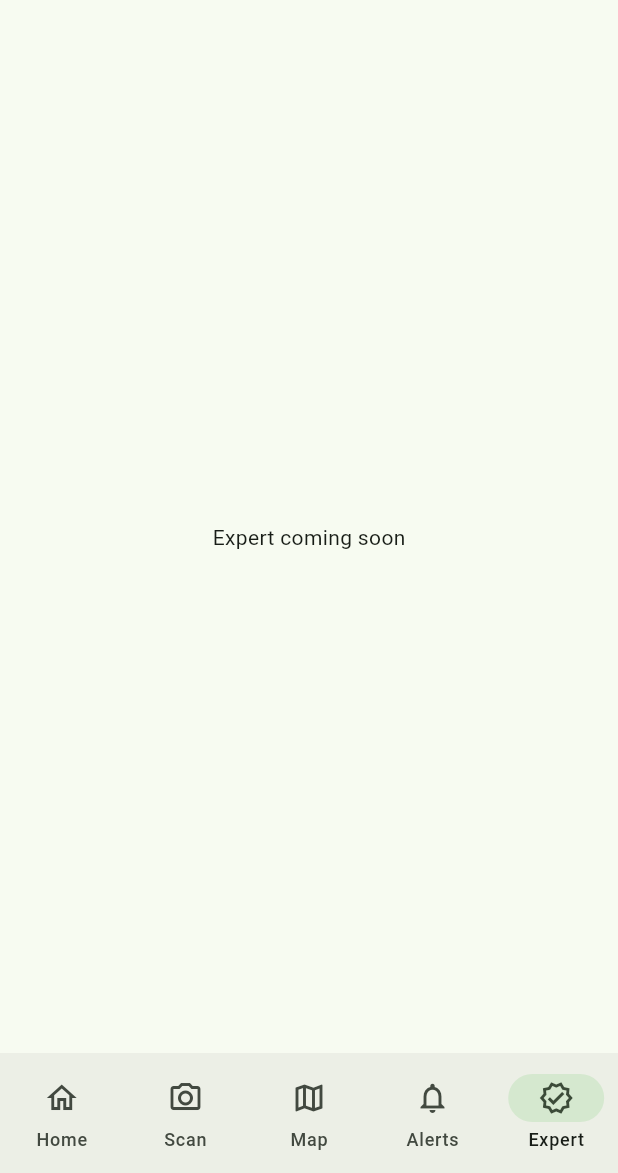
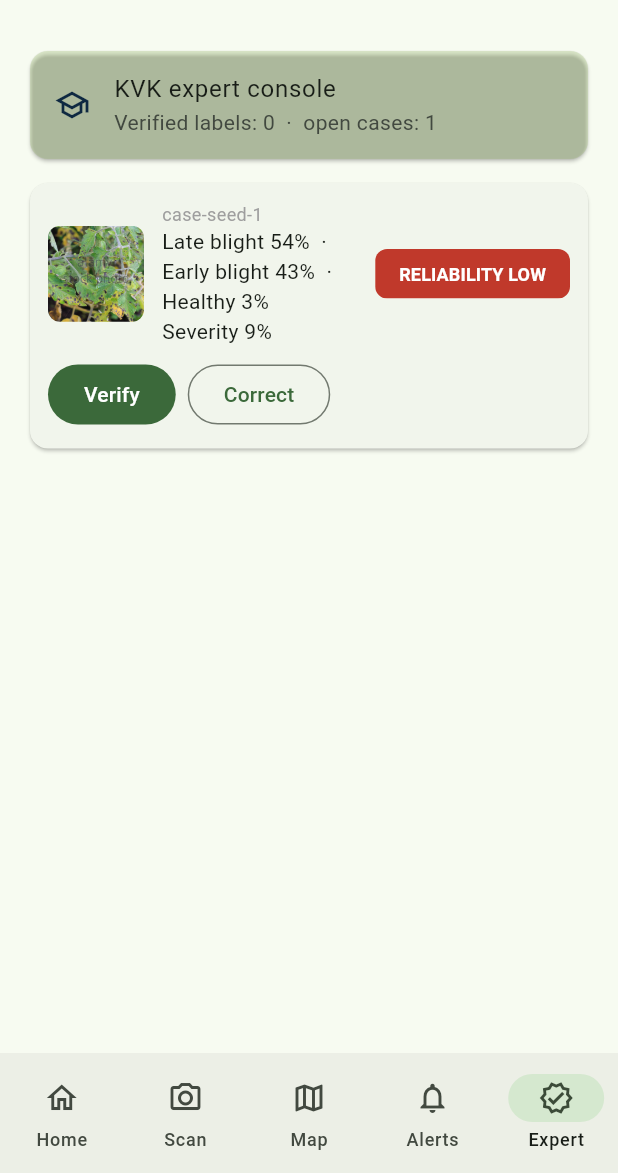
Before and after one commit to Mramaran/agrisentinel, a Flutter app: the screen it shows after launch, item 5 of the bottom bar chosen, on a phone screen of 412 x 824 dp, the part 63-1236 px from its top. Run offline on Flutter 3.47's test engine with Material 3 defaults, Android fonts, the phone set to English and light mode, and no system bars; our stand-ins replace fl_chart, flutter_tts, image_picker.

Commit message:
feat(ui): expert console with verify and correct

```diff
--- a/lib/main.dart
+++ b/lib/main.dart
@@ -2,6 +2,7 @@ import 'package:flutter/material.dart';
 import 'package:provider/provider.dart';
 import 'screens/home_screen.dart';
 import 'screens/alerts_screen.dart';
+import 'screens/expert_screen.dart';
 import 'screens/map_screen.dart';
 import 'screens/scan_screen.dart';
 import 'state/demo_state.dart';
@@ -56,7 +57,7 @@ class HomeShellState extends State<HomeShell> {
       const ScanScreen(),
       const MapScreen(),
       const AlertsScreen(),
-      const Center(child: Text('Expert coming soon')),
+      const ExpertScreen(),
     ];
     return Scaffold(
       appBar: AppBar(
--- /dev/null
+++ b/lib/screens/expert_screen.dart
@@ -0,0 +1,80 @@
+import 'package:flutter/material.dart';
+import 'package:provider/provider.dart';
+import '../core/classifier.dart';
+import '../core/disease.dart';
+import '../main.dart';
+import '../state/demo_state.dart';
+import '../widgets/reliability_chip.dart';
+
+class ExpertScreen extends StatelessWidget {
+  const ExpertScreen({super.key});
+
+  @override
+  Widget build(BuildContext context) {
+    final state = context.watch<DemoState>();
+    return ListView(
+      padding: const EdgeInsets.all(16),
+      children: [
+        Card(
+          color: kMoss.withValues(alpha: 0.25),
+          child: ListTile(
+            leading: const Icon(Icons.school_outlined, color: kNavy),
+            title: const Text('KVK expert console'),
+            subtitle: Text('Verified labels: ${state.verifiedLabels}  ·  open cases: ${state.cases.where((c) => c.verifiedAs == null).length}'),
+          ),
+        ),
+        const SizedBox(height: 8),
+        for (final c in state.cases)
+          Card(
+            child: Padding(
+              padding: const EdgeInsets.all(12),
+              child: Column(crossAxisAlignment: CrossAxisAlignment.start, children: [
+                Row(children: [
+                  if (c.sampleId != null)
+                    ClipRRect(borderRadius: BorderRadius.circular(8), child: Image.asset(sampleAsset(c.sampleId!), width: 64, height: 64, fit: BoxFit.cover))
+                  else
+                    const Icon(Icons.image_outlined, size: 48, color: Colors.grey),
+                  const SizedBox(width: 12),
+                  Expanded(
+                    child: Column(crossAxisAlignment: CrossAxisAlignment.start, children: [
+                      Text(c.id, style: const TextStyle(color: Colors.grey, fontSize: 12)),
+                      Text(c.prediction.top3.map((e) => '${e.$1.label} ${(e.$2 * 100).round()}%').join('  ·  ')),
+                      Text('Severity ${c.severityPct.toStringAsFixed(0)}%'),
+                    ]),
+                  ),
+                  ReliabilityChip(reliability: c.reliability, anomaly: c.prediction.anomaly),
+                ]),
+                const SizedBox(height: 8),
+                if (c.verifiedAs != null)
+                  Text('Verified as ${c.verifiedAs!.label}. Added to training set.', style: const TextStyle(color: kGreen, fontWeight: FontWeight.bold))
+                else
+                  Row(children: [
+                    FilledButton(
+                      onPressed: () => state.verifyCase(c.id, c.prediction.disease == Disease.unknown ? Disease.lateBlight : c.prediction.disease),
+                      child: const Text('Verify'),
+                    ),
+                    const SizedBox(width: 8),
+                    OutlinedButton(
+                      onPressed: () async {
+                        final d = await showDialog<Disease>(
+                          context: context,
+                          builder: (_) => SimpleDialog(
+                            title: const Text('Correct label'),
+                            children: [
+                              for (final d in Disease.values.where((d) => d != Disease.unknown))
+                                SimpleDialogOption(onPressed: () => Navigator.pop(context, d), child: Text(d.label)),
+                            ],
+                          ),
+                        );
+                        if (d != null) state.verifyCase(c.id, d);
+                      },
+                      child: const Text('Correct'),
+                    ),
+                  ]),
+              ]),
+            ),
+          ),
+      ],
+    );
+  }
+}
```
Also changed, not shown: 1 other file.
